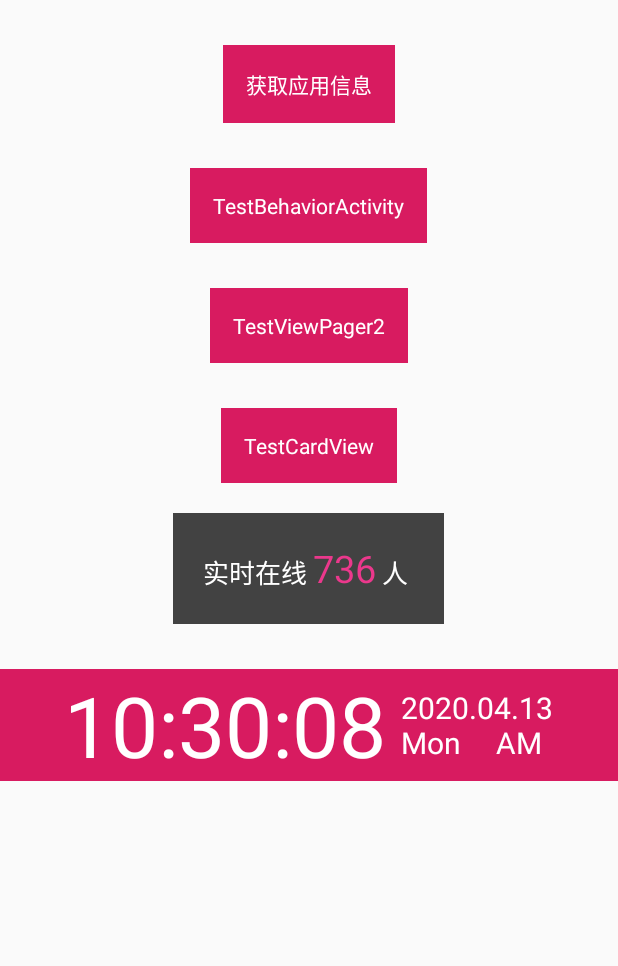
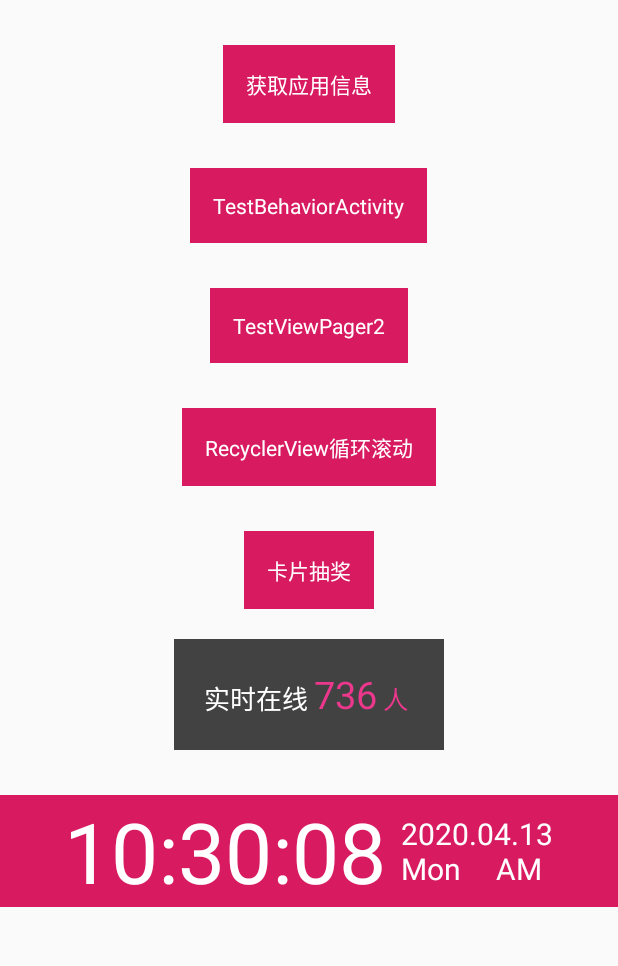
Before and after one commit to snn-hp/GetAppInfo, an Android app: the screen it shows after launch (MainActivity), on a phone screen of 412 x 824 dp, the part 87-1053 px from its top. Run offline under Robolectric (Android 15) with nearby library versions, the phone set to English and light mode, and no system bars.

Commit message:
no message

```diff
--- a/appinfo/src/main/java/com/yumu/appinfo/activity/MainActivity.java
+++ b/appinfo/src/main/java/com/yumu/appinfo/activity/MainActivity.java
@@ -6,10 +6,13 @@ import android.os.Bundle;
 import android.os.CountDownTimer;
 import android.view.View;
 import android.widget.TextView;
+
 import androidx.appcompat.app.AppCompatActivity;
+
 import com.yumu.appinfo.R;
 import com.yumu.appinfo.utils.StatusBarHelper;
 import com.yumu.appinfo.views.NumberAnimTextView;
+
 import java.util.Random;
 
 /**
@@ -18,8 +21,9 @@ import java.util.Random;
  * Created by sunan.
  */
 public class MainActivity extends AppCompatActivity {
-    private TextView tvGoBehavior, tvGetInfo, tvGoViewPager2, tv_go_cardview;
+    private TextView tvGoBehavior, tvGetInfo, tvGoViewPager2;
     private NumberAnimTextView tv_number_text;
+
     @Override
     protected void onCreate(Bundle savedInstanceState) {
         super.onCreate(savedInstanceState);
@@ -27,9 +31,7 @@ public class MainActivity extends AppCompatActivity {
         tvGetInfo = findViewById(R.id.tv_get_info);
         tvGoBehavior = findViewById(R.id.tv_go_behavior);
         tvGoViewPager2 = findViewById(R.id.tv_go_viewpager2);
-        tv_go_cardview = findViewById(R.id.tv_go_cardview);
         tv_number_text = findViewById(R.id.tv_number_text);
-
         addViewAction();
         initStatusBar();
     }
@@ -43,7 +45,8 @@ public class MainActivity extends AppCompatActivity {
         tvGetInfo.setOnClickListener(onClickListener);
         tvGoBehavior.setOnClickListener(onClickListener);
         tvGoViewPager2.setOnClickListener(onClickListener);
-        tv_go_cardview.setOnClickListener(onClickListener);
+        findViewById(R.id.tv_go_cardview).setOnClickListener(onClickListener);
+        findViewById(R.id.tv_recyclerview).setOnClickListener(onClickListener);
     }
 
     @Override
@@ -57,7 +60,7 @@ public class MainActivity extends AppCompatActivity {
             @Override
             public void onTick(long l) {
                 int second = new Random().nextInt(800) % (800 - 500 + 1) + 500;//随机 跑圈秒数 4 -8秒 至少要超过 翻转动画 和跑圈 延时时间
-                tv_number_text.setNumberString(tv_number_text.getmNumEnd(),second+"");
+                tv_number_text.setNumberString(tv_number_text.getmNumEnd(), second + "");
             }
 
             @Override
@@ -78,8 +81,10 @@ public class MainActivity extends AppCompatActivity {
                 gotoActivity(TestBehaviorActivity.class, 0);
             } else if (view.getId() == R.id.tv_go_viewpager2) {
                 gotoActivity(TestBehaviorActivity.class, 1);
+            } else if (view.getId() == R.id.tv_recyclerview) {
+                gotoActivity(TestBehaviorActivity.class, 2);
             } else if (view.getId() == R.id.tv_go_cardview) {
-                gotoActivity(TestBehaviorActivity.class, 2);
+                gotoActivity(TestBehaviorActivity.class, 3);
             }
         }
     };
--- a/appinfo/src/main/java/com/yumu/appinfo/activity/TestBehaviorActivity.java
+++ b/appinfo/src/main/java/com/yumu/appinfo/activity/TestBehaviorActivity.java
@@ -65,6 +65,8 @@ public class TestBehaviorActivity extends AppCompatActivity {
             changeFragment(tvDiscovery);
         }else if (currentTab == 2) {
             changeFragment(tvMailbox);
+        }else if (currentTab == 3) {
+            changeFragment(tvPerson);
         }
     }
 
--- a/appinfo/src/main/java/com/yumu/appinfo/views/CustomLinerLayoutManager.java
+++ b/appinfo/src/main/java/com/yumu/appinfo/views/CustomLinerLayoutManager.java
@@ -40,7 +40,12 @@ public class CustomLinerLayoutManager extends LinearLayoutManager {
     @Override
     public void smoothScrollToPosition(RecyclerView recyclerView, RecyclerView.State state, int position) {
         RecyclerView.SmoothScroller smoothScroller = new CenterSmoothScroller(recyclerView.getContext());
+        if (position == 0) {
+            position = recyclerView.getLayoutManager().getChildCount() - 1;
+        }
+
         smoothScroller.setTargetPosition(position);
+
         startSmoothScroll(smoothScroller);
     }
 
--- a/appinfo/src/main/java/com/yumu/appinfo/views/MyHtmlTagHandler.java
+++ b/appinfo/src/main/java/com/yumu/appinfo/views/MyHtmlTagHandler.java
@@ -56,7 +56,7 @@ public class MyHtmlTagHandler implements Html.TagHandler {
         // 获取属性值
         String color = attributes.get("color");
         String size = attributes.get("size");
-        size = size.split("dp")[0];
+        size = size.split("px")[0];
 
         // 设置字体大小
         if (!TextUtils.isEmpty(size)) {
--- a/appinfo/src/main/java/com/yumu/appinfo/views/NumberAnimTextView.java
+++ b/appinfo/src/main/java/com/yumu/appinfo/views/NumberAnimTextView.java
@@ -159,7 +159,7 @@ public class NumberAnimTextView extends TextView {
     }
 
     public void setStyle(String mNumEnd) {
-        Spanned spanned = Html.fromHtml(mPrefixString + " <myfont size='25dp'  color=\"#EB388C\">" + mNumEnd + "</myfont> " + "<myfont  size='17px' color=\"#EB388C\">" + mPostfixString + "</myfont> ", null, new MyHtmlTagHandler("myfont"));
+        Spanned spanned = Html.fromHtml(mPrefixString + " <myfont size='25px'  color=\"#EB388C\">" + mNumEnd + "</myfont> " + "<myfont  size='17px' color=\"#EB388C\">" + mPostfixString + "</myfont> ", null, new MyHtmlTagHandler("myfont"));
         setText(spanned);
     }
 
--- a/appinfo/src/main/res/layout/activity_main.xml
+++ b/appinfo/src/main/res/layout/activity_main.xml
@@ -51,6 +51,16 @@
         android:text="TestViewPager2"
         android:textColor="#ffffff" />
 
+    <TextView
+        android:id="@+id/tv_recyclerview"
+        android:layout_width="wrap_content"
+        android:layout_height="wrap_content"
+        android:layout_gravity="center_horizontal"
+        android:layout_marginTop="30dp"
+        android:background="@color/colorAccent"
+        android:padding="15dp"
+        android:text="RecyclerView循环滚动"
+        android:textColor="#ffffff" />
 
     <TextView
         android:id="@+id/tv_go_cardview"
@@ -60,9 +70,8 @@
         android:layout_marginTop="30dp"
         android:background="@color/colorAccent"
         android:padding="15dp"
-        android:text="TestCardView"
+        android:text="卡片抽奖"
         android:textColor="#ffffff" />
-
 
     <com.yumu.appinfo.views.NumberAnimTextView
         android:id="@+id/tv_number_text"
@@ -70,10 +79,10 @@
         android:layout_height="wrap_content"
         android:layout_gravity="center_horizontal"
         android:layout_marginTop="20dp"
-        android:textSize="17sp"
         android:background="@color/cardview_dark_background"
         android:padding="20dp"
-        android:textColor="#ffffff" />
+        android:textColor="#ffffff"
+        android:textSize="17sp" />
 
     <LinearLayout
         android:layout_width="match_parent"
--- a/appinfo/src/main/res/layout/fragment_mailbox.xml
+++ b/appinfo/src/main/res/layout/fragment_mailbox.xml
@@ -24,6 +24,12 @@
         android:layout_below="@+id/recyclerViewTwo"
         android:layout_marginTop="20dp" />
 
+    <androidx.recyclerview.widget.RecyclerView
+        android:id="@+id/recyclerViewFour"
+        android:layout_width="match_parent"
+        android:layout_height="wrap_content"
+        android:layout_below="@+id/recyclerViewThree"
+        android:layout_marginTop="20dp" />
     <View
         android:layout_width="match_parent"
         android:layout_height="match_parent"
```
Also changed, not shown: appinfo/src/main/java/com/yumu/appinfo/fragment/MailboxFragment.java (+11 -2 lines).
